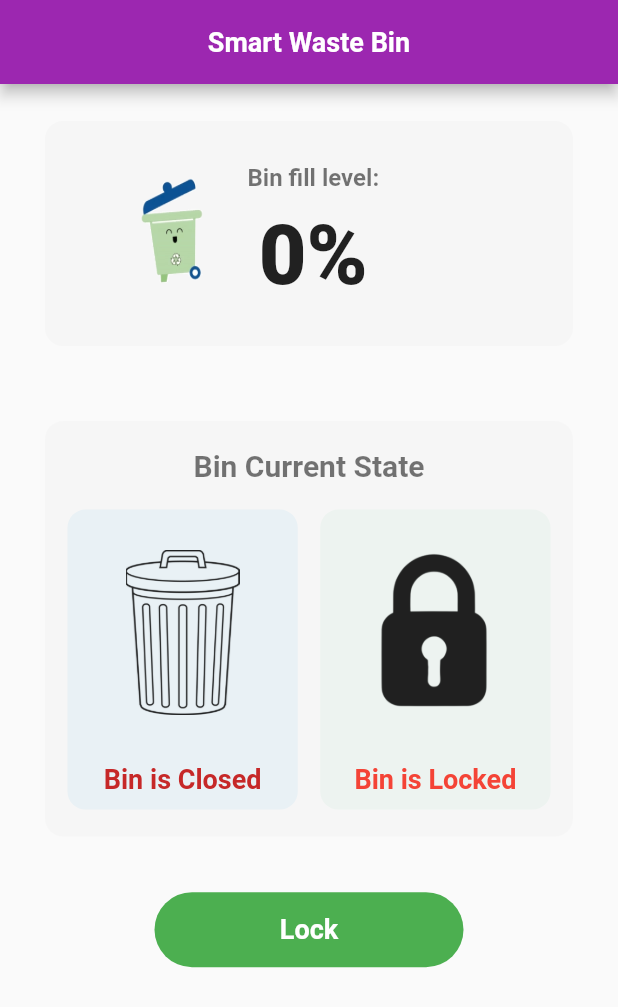
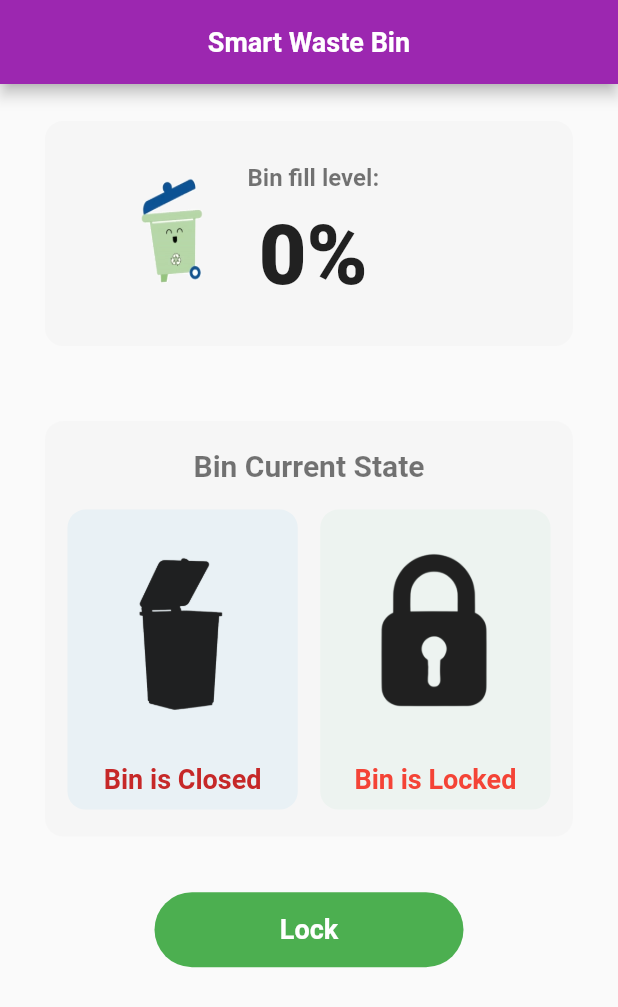
Before and after one commit to Enisco/smart_bin_advanced, a Flutter app: the screen it shows after launch, on a phone screen of 412 x 824 dp. Shown: the top 1007 px of the screen. Run offline on Flutter 3.47's test engine with Material 2 defaults, Android fonts, the phone set to English and light mode, and no system bars; our stand-ins replace flutter_local_notifications, get; missing offline and left inert: flutter_background, mqtt_client.

Commit message:
custom view implementation

```diff
--- a/lib/presentation/view.dart
+++ b/lib/presentation/view.dart
@@ -125,7 +125,7 @@ class _SmartWasteBinPageViewState extends State<SmartWasteBinPageView> {
                           Expanded(
                             child: Container(
                               padding: EdgeInsets.only(
-                                  bottom: 10, top: controller.open ? 0 : 12),
+                                  bottom: 10, top: controller.open ? 12 : 12),
                               height: 200,
                               decoration: const BoxDecoration(
                                 color: Color.fromRGBO(24, 160, 221, 0.06),
@@ -135,17 +135,17 @@ class _SmartWasteBinPageViewState extends State<SmartWasteBinPageView> {
                               child: Column(
                                 children: [
                                   const SizedBox(height: 15),
-                                  controller.open
+                                  !controller.open
                                       ? const Image(
                                           image:
                                               AssetImage("assets/bin_open.png"),
-                                          height: 150,
+                                          height: 110,
                                           width: 100,
                                           color: Colors.black87,
                                         )
                                       : const Image(
                                           image: AssetImage(
-                                              "assets/waste-bin-closed.png"),
+                                              "assets/waste-bin-close.png"),
                                           height: 110,
                                           width: 80,
                                           color: Colors.black87,
```
Also changed, not shown: assets/bin-open.png (deleted), assets/waste-bin-close.png (added), assets/waste-bin-closed.png (deleted), assets/waste_bin_blue-removebg-preview.png (deleted).
